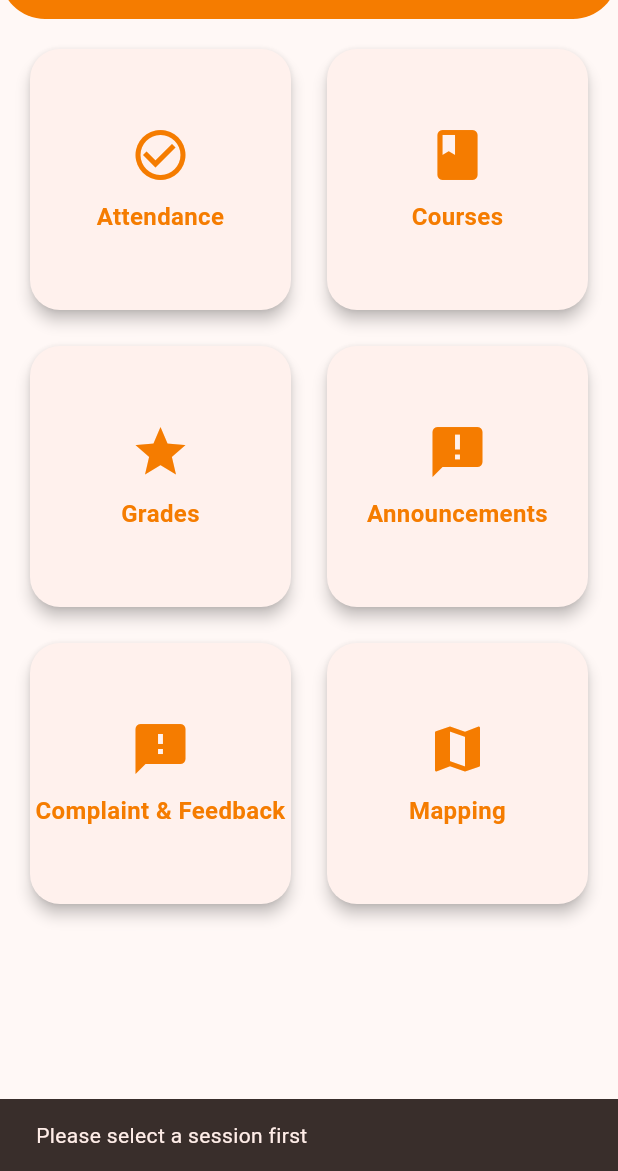
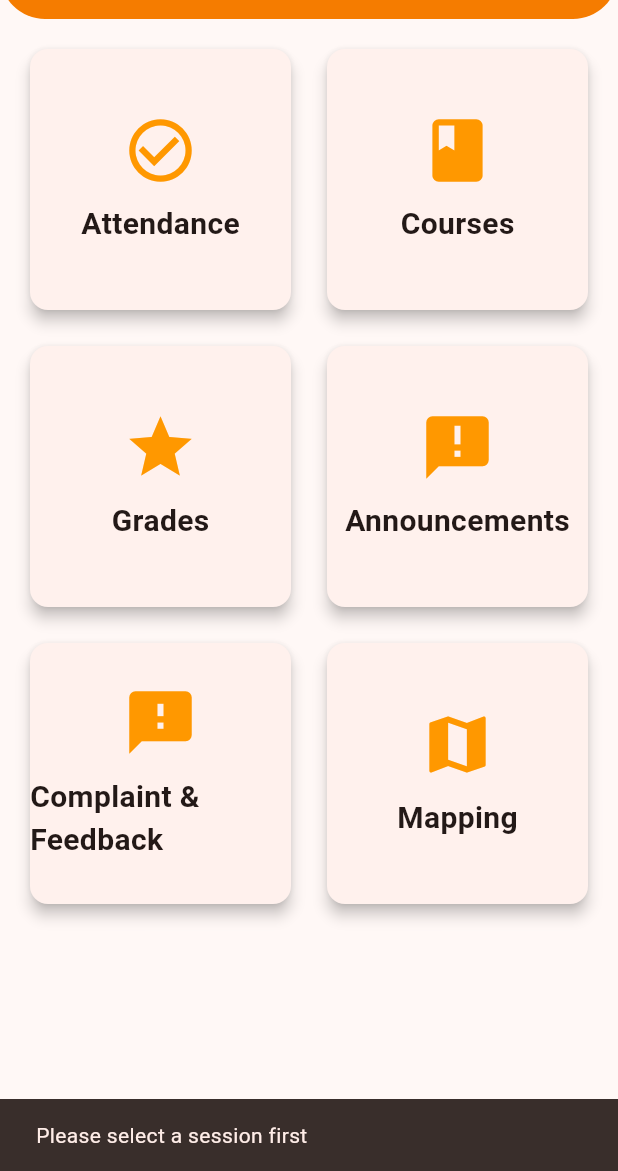
Before and after one commit to abdullahasif2000/durbeen, a Flutter app: the ModuleScreen screen opened directly with empty values, after a tap on "Courses", on a phone screen of 412 x 824 dp, the part 65-1236 px from its top. Run offline on Flutter 3.47's test engine with Material 3 defaults, Android fonts, the phone set to English and light mode, and no system bars; our stand-ins replace data_table_2, fluttertoast, shared_preferences; accounts and stored records are empty; network calls fail.

Commit message:
attendance module and Select section  added

```diff
--- a/lib/ModuleScreen.dart
+++ b/lib/ModuleScreen.dart
@@ -77,10 +77,11 @@ class _ModuleScreenState extends State<ModuleScreen> {
       Navigator.push(
         context,
         MaterialPageRoute(
-          builder: (context) => CreateSectionScreen(
-            cohort: "Cohort Example", // Use the appropriate cohort
-            selectedCourses: [], // Pass selected courses as needed
-          ),
+          builder: (context) =>
+              CreateSectionScreen(
+                cohort: "Cohort Example", // Use the appropriate cohort
+                selectedCourses: [], // Pass selected courses as needed
+              ),
         ),
       );
     } else {
@@ -158,7 +159,6 @@ class _ModuleScreenState extends State<ModuleScreen> {
                 }).toList(),
               ),
             ),
-
             // Logout option
             ListTile(
               title: const Text('Logout'),
@@ -190,12 +190,21 @@ class _ModuleScreenState extends State<ModuleScreen> {
                       duration: Duration(seconds: 2),
                     ),
                   );
-                } else if (module["title"] == "Mapping" && widget.role == "Admin") {
+                } else
+                if (module["title"] == "Mapping" && widget.role == "Admin") {
                   // Navigate to SelectCohortScreen for admin
                   Navigator.push(
                     context,
                     MaterialPageRoute(
-                      builder: (context) => const SelectCohortScreen(),
+                      builder: (context) => const SelectCohortScreen(source: 'Mapping',),
+                    ),
+                  );
+                } else if (module["title"] == "Attendance") {
+                  // Navigate to SelectCohortScreen for Attendance
+                  Navigator.push(
+                    context,
+                    MaterialPageRoute(
+                      builder: (context) => const SelectCohortScreen(source: 'Attendance',),
                     ),
                   );
                 } else {
@@ -205,33 +214,22 @@ class _ModuleScreenState extends State<ModuleScreen> {
                   } else {
                     // Placeholder action for other modules
                     ScaffoldMessenger.of(context).showSnackBar(
-                      SnackBar(content: Text('Tapped on ${module["title"]}')),
+                      SnackBar(content: Text('Tapped on ${ module["title"]}')),
                     );
                   }
                 }
               },
               child: Card(
                 elevation: 4,
-                shape: RoundedRectangleBorder(
-                  borderRadius: BorderRadius.circular(20),
-                ),
                 child: Column(
                   mainAxisAlignment: MainAxisAlignment.center,
                   children: [
-                    Icon(
-                      module["icon"],
-                      size: 40,
-                      color: Colors.orange[700],
-                    ),
+                    Icon(module["icon"], size: 50, color: Colors.orange),
                     const SizedBox(height: 10),
                     Text(
                       module["title"],
-                      textAlign: TextAlign.center,
-                      style: TextStyle(
-                        fontSize: 16,
-                        fontWeight: FontWeight.bold,
-                        color: Colors.orange[700],
-                      ),
+                      style: const TextStyle(
+                          fontSize: 20, fontWeight: FontWeight.bold),
                     ),
                   ],
                 ),
```
Also changed, not shown: lib/SelectCohortScreen.dart (+14 -1 lines), lib/SelectSectionScreen.dart (added, +122 -0 lines).
